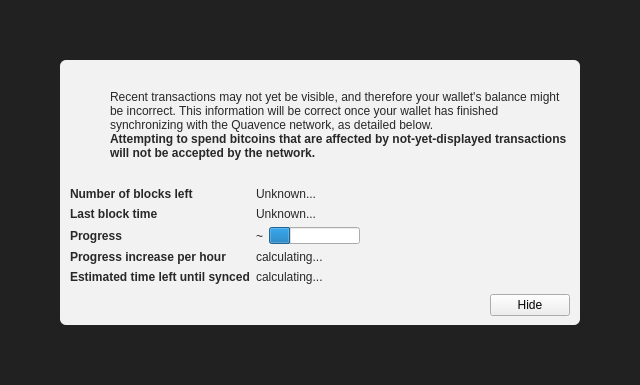
Before: the Qt Designer form src/qt/forms/modaloverlay.ui in quavence/quavence-node, drawn with Qt 5.
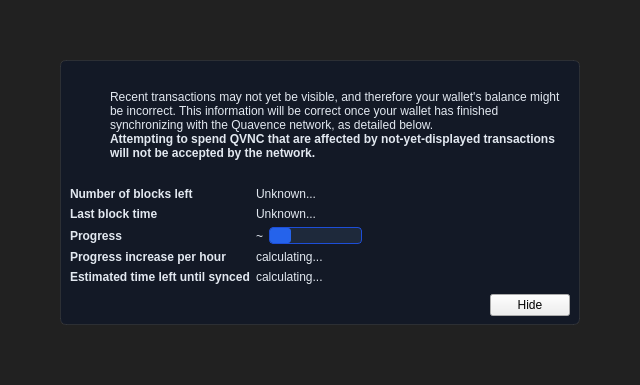
After: the same form once the commit is applied. Icons and pictures are not drawn. Custom widgets are drawn as their Qt base class.

Commit message: DePIN Phase 2C: Sync UI fixes — QVNC branding, progress clamping, ETA guard, dark theme

What changed in the file:
```diff
--- a/src/qt/forms/modaloverlay.ui
+++ b/src/qt/forms/modaloverlay.ui
@@ -50,9 +50,17 @@
       <item>
        <widget class="QWidget" name="contentWidget" native="true">
         <property name="styleSheet">
-         <string notr="true">#contentWidget { background: rgba(255,255,255,240); border-radius: 6px; }
-
-QLabel { color: rgb(40,40,40);  }</string>
+         <string notr="true">#contentWidget {
+    background: rgba(18, 24, 38, 240);
+    border-radius: 6px;
+    border: 1px solid rgba(255,255,255,0.08);
+}
+QLabel {
+    color: #e2e8f0;
+}
+QLabel[styleClass="secondary"] {
+    color: #94a3b8;
+}</string>
         </property>
         <layout class="QVBoxLayout" name="verticalLayoutSub" stretch="1,0,0,0">
          <property name="spacing">
@@ -149,7 +157,7 @@
                 </font>
                </property>
                <property name="text">
-                <string>Attempting to spend bitcoins that are affected by not-yet-displayed transactions will not be accepted by the network.</string>
+                <string>Attempting to spend QVNC that are affected by not-yet-displayed transactions will not be accepted by the network.</string>
                </property>
                <property name="textFormat">
                 <enum>Qt::RichText</enum>
@@ -273,6 +281,20 @@
              </item>
              <item>
               <widget class="QProgressBar" name="progressBar">
+               <property name="styleSheet">
+                <string notr="true">QProgressBar {
+    border: 1px solid #1d4ed8;
+    border-radius: 4px;
+    background-color: #1e293b;
+    color: #ffffff;
+    font-weight: 500;
+    text-align: center;
+}
+QProgressBar::chunk {
+    background-color: #2563eb;
+    border-radius: 3px;
+}</string>
+               </property>
                <property name="value">
                 <number>24</number>
                </property>
```
The commit also changes 9 other files.
